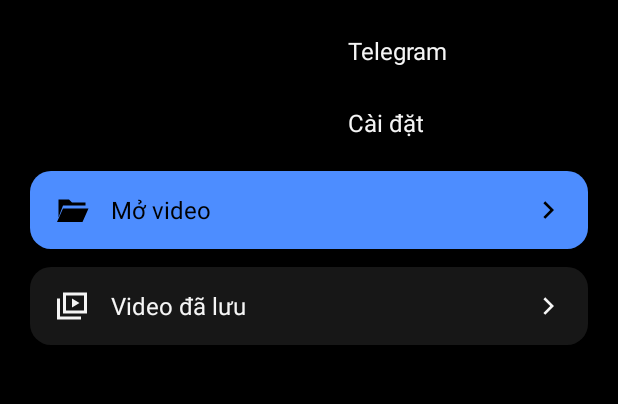
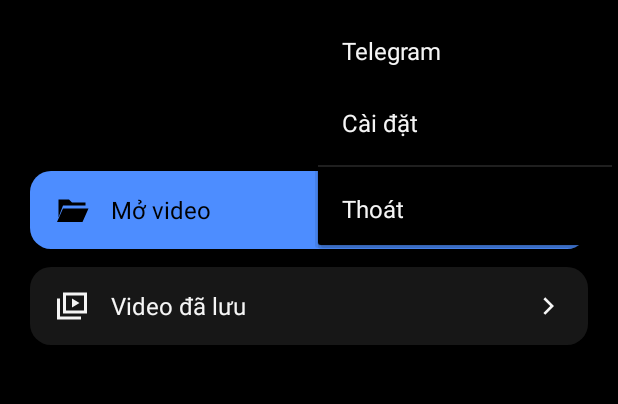
Before and after one commit to khoalpa/ai.player.android, an Android app: the screen it shows after launch (MainActivity), after a tap on "Tùy chọn", on a phone screen of 412 x 824 dp, the part 63-467 px from its top. Run offline under Robolectric (Android 15) with nearby library versions, the phone set to English and light mode, and no system bars; libraries missing offline, so code that uses them is left out: com.google.mlkit.nl, org.vosk, org.vosk.android; pictures from the network do not load.

Commit message:
Refine player menu labels and add exit action

```diff
--- a/app/src/main/java/com/aiplayer/android/MainActivity.java
+++ b/app/src/main/java/com/aiplayer/android/MainActivity.java
@@ -10,6 +10,7 @@ import android.os.Bundle;
 import android.os.Handler;
 import android.os.Looper;
 import android.view.Gravity;
+import android.view.ContextThemeWrapper;
 import android.view.MotionEvent;
 import android.view.accessibility.AccessibilityManager;
 import android.widget.ArrayAdapter;
@@ -268,24 +269,32 @@ public final class MainActivity extends Activity {
         playbackMenuBackground = optionsMenu.getBackground();
         homeMenuBackground = PlayerHomeView.ripple(Color.TRANSPARENT, dp(14));
         optionsMenu.setOnClickListener(anchor -> {
-            PopupMenu popup = new PopupMenu(this, anchor);
+            PopupMenu popup = new PopupMenu(new ContextThemeWrapper(this, R.style.PlayerMenuTheme),
+                    anchor, Gravity.END);
+            int applicationGroup = hasVideo ? 1 : 0;
+            int exitGroup = 1;
+            if (android.os.Build.VERSION.SDK_INT >= 28) popup.getMenu().setGroupDividerEnabled(true);
             if (!hasVideo) {
                 popup.getMenu().add("Telegram").setOnMenuItemClickListener(item -> {
                     showTelegramSettings();
                     return true;
                 });
             } else {
-                popup.getMenu().add("Nhập SRT/VTT").setEnabled(!session.busy)
+                popup.getMenu().add("Nhập phụ đề (SRT/VTT)").setEnabled(!session.busy)
                         .setOnMenuItemClickListener(item -> { pick(OPEN_SUBTITLES, "*/*"); return true; });
+                popup.getMenu().add("Đổi ngôn ngữ dịch")
+                        .setEnabled(session.targetLanguage != null && !session.busy)
+                        .setOnMenuItemClickListener(item -> { chooseTranslationLanguage(); return true; });
                 popup.getMenu().add("Tạo lại transcript")
                         .setEnabled(!session.tracks.isEmpty() && !session.cues.isEmpty() && !session.busy)
                         .setOnMenuItemClickListener(item -> { chooseTrack(); return true; });
-                popup.getMenu().add("Đổi ngôn ngữ bản dịch")
-                        .setEnabled(session.targetLanguage != null && !session.busy)
-                        .setOnMenuItemClickListener(item -> { chooseTranslationLanguage(); return true; });
-            }
-            popup.getMenu().add("Cài đặt").setOnMenuItemClickListener(item -> {
+            }
+            popup.getMenu().add(applicationGroup, 0, 0, "Cài đặt").setOnMenuItemClickListener(item -> {
                 showSettings();
+                return true;
+            });
+            popup.getMenu().add(exitGroup, 0, 0, "Thoát").setOnMenuItemClickListener(item -> {
+                requestExit();
                 return true;
             });
             popup.show();
@@ -367,9 +376,8 @@ public final class MainActivity extends Activity {
         shortcuts = row(root);
         subtitlesButton = iconButton(shortcuts, R.drawable.ic_control_captions, "Phụ đề", true, () -> showMode(false));
         speechButton = iconButton(shortcuts, R.drawable.ic_control_mute, "Đọc thành tiếng", true, () -> showMode(true));
-        transcript = iconButton(shortcuts, R.drawable.ic_control_transcript, "Mở transcript", true, () -> {
-            toggleTranscript();
-        });
+        transcript = iconButton(shortcuts, R.drawable.ic_control_transcript, "Mở transcript", true,
+                this::toggleTranscript);
         transcript.setText("Transcript");
         buildTranscript(playbackArea);
         updatePlaybackLayout();
@@ -506,7 +514,7 @@ public final class MainActivity extends Activity {
         setControlIcon(button, icon, 20);
         button.setSelected(button.isEnabled() && mode != CueTimeline.Mode.OFF);
         button.setText(label + " · " + (mode == CueTimeline.Mode.OFF || !button.isEnabled()
-                ? "Tắt" : mode == CueTimeline.Mode.SOURCE ? "Gốc" : "Bản dịch"));
+                ? "Tắt" : mode == CueTimeline.Mode.SOURCE ? "Gốc" : "Dịch"));
         describeControl(button, description + ": " + (button.isEnabled() ? MODES.get(mode.ordinal())
                 : "chưa có transcript"));
     }
@@ -915,6 +923,22 @@ public final class MainActivity extends Activity {
         }
     }
 
+    private void requestExit() {
+        if (!session.busy) {
+            finishAndRemoveTask();
+            return;
+        }
+        new PlayerAppearance.DialogBuilder(this, settings)
+                .setTitle("Thoát ứng dụng")
+                .setMessage("Tác vụ đang chạy. Bạn có muốn dừng và thoát?")
+                .setNegativeButton("Ở lại", null)
+                .setPositiveButton("Dừng và thoát", (dialog, which) -> {
+                    if (session.busy) work.cancelWork("Đã dừng tác vụ.");
+                    finishAndRemoveTask();
+                })
+                .show();
+    }
+
     private void pick(int request, String type) {
         Intent intent = new Intent(Intent.ACTION_OPEN_DOCUMENT)
                 .addCategory(Intent.CATEGORY_OPENABLE).setType(type);
@@ -1108,7 +1132,6 @@ public final class MainActivity extends Activity {
             return;
         }
         if (session.targetLanguage == null) chooseTranslationLanguage();
-        else toggleTranscript();
     }
 
     private void chooseTranslationLanguage() {
@@ -1837,7 +1860,8 @@ public final class MainActivity extends Activity {
         }
         playerView.setVisibility(hasVideo ? View.VISIBLE : View.INVISIBLE);
         shortcuts.setVisibility(hasVideo && visible ? View.VISIBLE : View.GONE);
-        actions.setVisibility(hasVideo && visible && !session.busy ? View.VISIBLE : View.GONE);
+        actions.setVisibility(hasVideo && visible && !session.busy && primary.getVisibility() == View.VISIBLE
+                ? View.VISIBLE : View.GONE);
         refreshStatusVisibility();
     }
 
@@ -1855,10 +1879,9 @@ public final class MainActivity extends Activity {
         empty.setVisibility(hasVideo ? View.GONE : View.VISIBLE);
         int missing = busy ? 0 : session.missingTranslations();
         primary.setEnabled(hasCues || !session.tracks.isEmpty());
-        setLeadingIcon(primary, missing == 0 && translated ? R.drawable.ic_control_transcript
-                : hasCues ? R.drawable.ic_control_translate : R.drawable.ic_control_generate);
+        primary.setVisibility(hasCues && translated && missing == 0 ? View.GONE : View.VISIBLE);
+        setLeadingIcon(primary, hasCues ? R.drawable.ic_control_translate : R.drawable.ic_control_generate);
         primary.setText(missing > 0 ? "Dịch lại " + missing + " đoạn"
-                : translated ? "Xem transcript"
                 : hasCues ? "Dịch sang " + languageName(settings.targetLanguage) : "Tạo transcript");
         cancel.setVisibility(busy ? View.VISIBLE : View.GONE);
         progress.setVisibility(busy ? View.VISIBLE : View.GONE);
--- /dev/null
+++ b/app/src/main/res/drawable/player_menu_background.xml
@@ -0,0 +1,6 @@
+<?xml version="1.0" encoding="utf-8"?>
+<shape xmlns:android="http://schemas.android.com/apk/res/android">
+    <solid android:color="?android:attr/colorBackgroundFloating" />
+    <corners android:radius="12dp" />
+    <padding android:top="4dp" android:bottom="4dp" />
+</shape>
--- a/app/src/main/res/values/styles.xml
+++ b/app/src/main/res/values/styles.xml
@@ -1,5 +1,12 @@
 <?xml version="1.0" encoding="utf-8"?>
 <resources>
+    <style name="PlayerMenuTheme">
+        <item name="android:popupWindowStyle">@style/PlayerMenuWindow</item>
+        <item name="android:listPreferredItemHeightSmall">48dp</item>
+    </style>
+    <style name="PlayerMenuWindow" parent="@android:style/Widget.Material.PopupWindow">
+        <item name="android:popupBackground">@drawable/player_menu_background</item>
+    </style>
     <style name="AppTheme" parent="@android:style/Theme.Material.NoActionBar">
         <item name="android:fontFamily">sans</item>
         <item name="android:windowLightStatusBar">false</item>
```
Also changed, not shown: app/src/main/java/com/aiplayer/android/CueSpeech.java (line endings or trailing spaces), app/src/main/java/com/aiplayer/android/TranscriptParser.java (line endings or trailing spaces), app/src/main/java/com/aiplayer/android/TranslationClient.java (line endings or trailing spaces), 3 other files.
